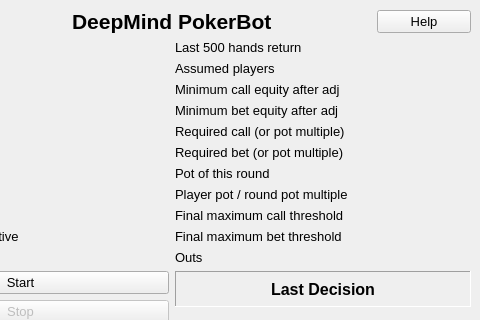
Before: the Qt Designer form gui/gui_qt_ui.ui in dickreuter/Poker, drawn with Qt 5; both pictures show x 137 to 617 and y 0 to 320 of the 617 by 713 pixel window.
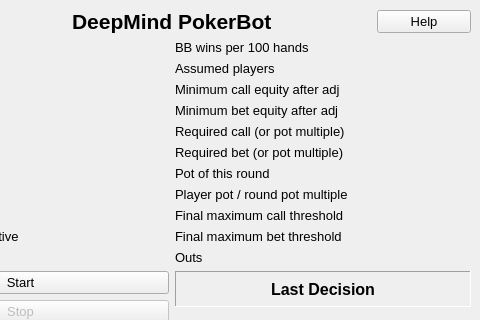
After: the same form once the commit is applied.

What changed in the file:
```diff
--- a/gui/gui_qt_ui.ui
+++ b/gui/gui_qt_ui.ui
@@ -432,7 +432,7 @@
          </font>
         </property>
         <property name="text">
-         <string>Last 500 hands return</string>
+         <string>BB wins per 100 hands</string>
         </property>
        </widget>
       </item>
```
